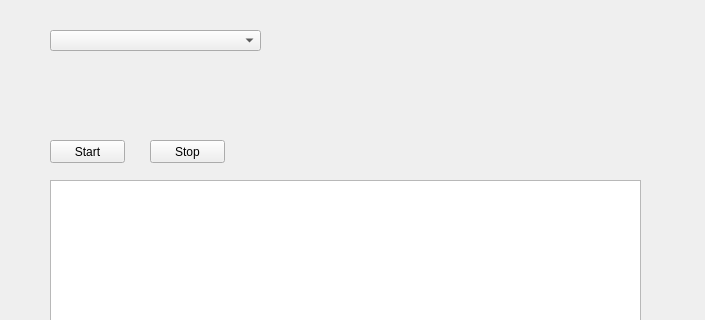
This is widget.ui in Naxisigut/TestForAudioDevice as Qt 5 draws it before an edit; both pictures show x 0 to 705 and y 0 to 320 of the 800 by 600 pixel window. The edited form follows.
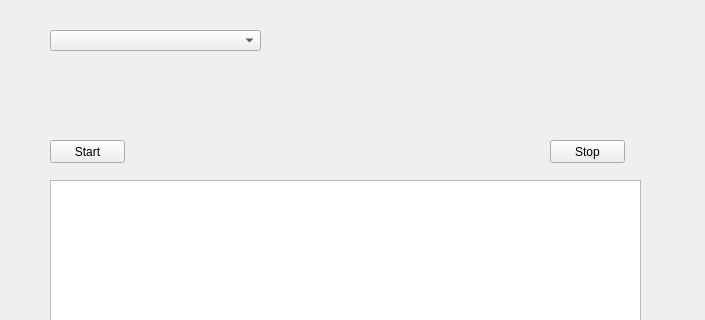
This is the edited form.

Diff of the .ui file:
```diff
--- a/widget.ui
+++ b/widget.ui
@@ -49,7 +49,7 @@
   <widget class="QPushButton" name="stopButton">
    <property name="geometry">
     <rect>
-     <x>150</x>
+     <x>550</x>
      <y>140</y>
      <width>75</width>
      <height>23</height>
```
